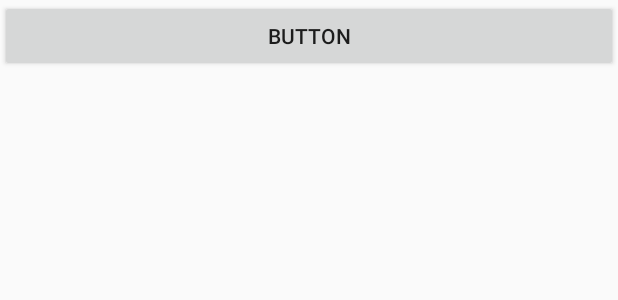
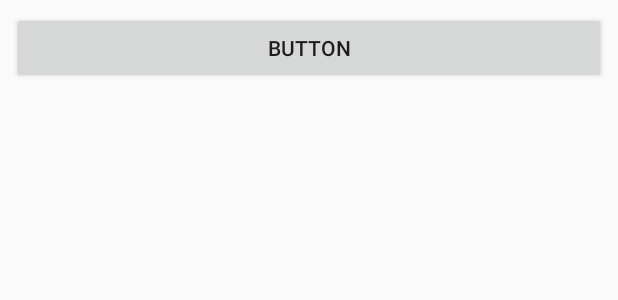
Before and after one commit to KennyChaos7/JNI_2dmap_analysis, an Android app: the layout activity_main.xml on its own in the app's theme, with its tools: preview values and no code run, on a phone screen of 412 x 824 dp. Shown: the top 300 px of the screen. Run offline under Robolectric (Android 15) with nearby library versions, the phone set to English and light mode, and no system bars.

Commit message:
backup 0.5

```diff
--- a/app/build.gradle
+++ b/app/build.gradle
@@ -48,4 +48,7 @@ dependencies {
     androidTestImplementation 'com.android.support.test:runner:1.0.2'
     androidTestImplementation 'com.android.support.test.espresso:espresso-core:3.0.2'
     implementation 'org.jetbrains:annotations-java5:15.0'
+    implementation 'com.android.support:design:28.0.0'
+    implementation 'com.android.support.constraint:constraint-layout:1.0.2'
+
 }
--- a/app/src/main/res/layout/activity_main.xml
+++ b/app/src/main/res/layout/activity_main.xml
@@ -1,6 +1,9 @@
 <?xml version="1.0" encoding="utf-8"?>
-<LinearLayout xmlns:android="http://schemas.android.com/apk/res/android"
-              android:orientation="vertical"
+<android.support.constraint.ConstraintLayout
+    xmlns:android="http://schemas.android.com/apk/res/android"
+    xmlns:app="http://schemas.android.com/apk/res-auto"
+    xmlns:tools="http://schemas.android.com/tools"
+    android:orientation="vertical"
               android:layout_width="match_parent"
               android:layout_height="match_parent">
 
@@ -8,9 +11,25 @@
         android:id="@+id/button"
         android:layout_width="match_parent"
         android:layout_height="wrap_content"
-        android:text="Button"/>
+        android:layout_marginStart="8dp"
+        android:layout_marginTop="8dp"
+        android:layout_marginEnd="8dp"
+        android:text="Button"
+        app:layout_constraintEnd_toEndOf="parent"
+        app:layout_constraintStart_toStartOf="parent"
+        app:layout_constraintTop_toTopOf="parent"/>
+
     <org.k.BitmapView
-        android:layout_width="match_parent"
-        android:layout_height="match_parent"
-        android:id="@+id/bitmap_view"/>
-</LinearLayout>
+        android:id="@+id/bitmap_view"
+        android:layout_width="0dp"
+        android:layout_height="0dp"
+        android:layout_marginStart="8dp"
+        android:layout_marginTop="8dp"
+        android:layout_marginEnd="8dp"
+        android:layout_marginBottom="8dp"
+        app:layout_constraintBottom_toBottomOf="parent"
+        app:layout_constraintEnd_toEndOf="parent"
+        app:layout_constraintStart_toStartOf="parent"
+        app:layout_constraintTop_toBottomOf="@+id/button"/>
+
+</android.support.constraint.ConstraintLayout>
```
Also changed, not shown: app/src/main/java/org/k/BitmapView.java (+112 -1 lines), app/src/main/java/org/k/MainActivity.java (+5 -2 lines), 6 other files.
